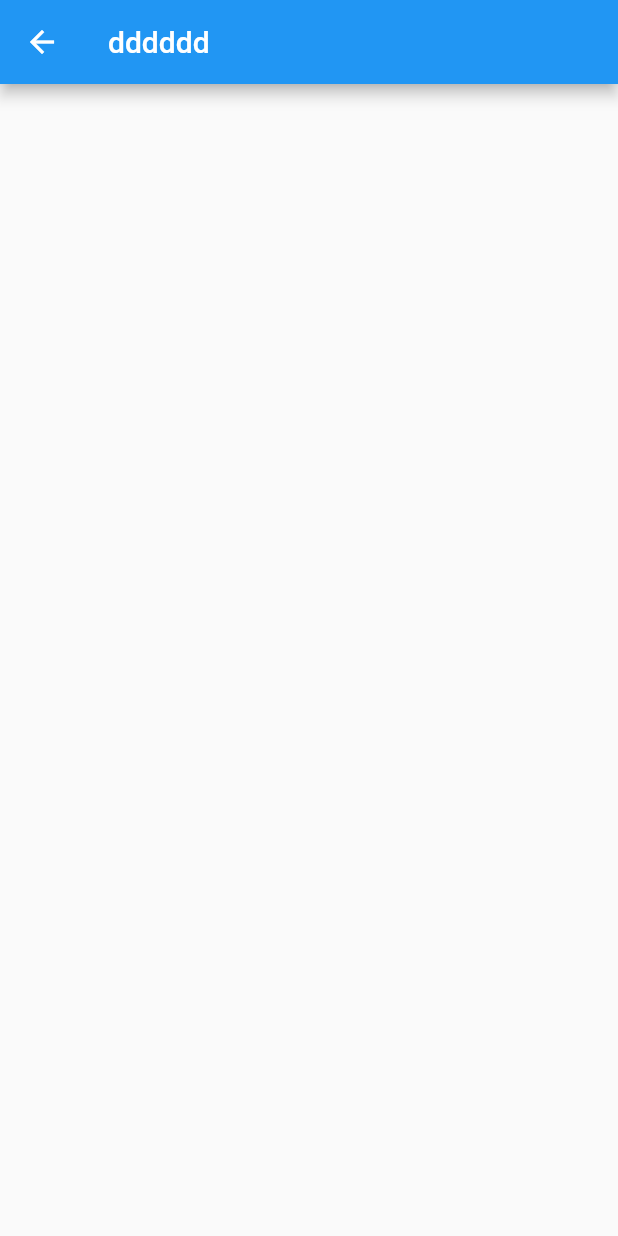
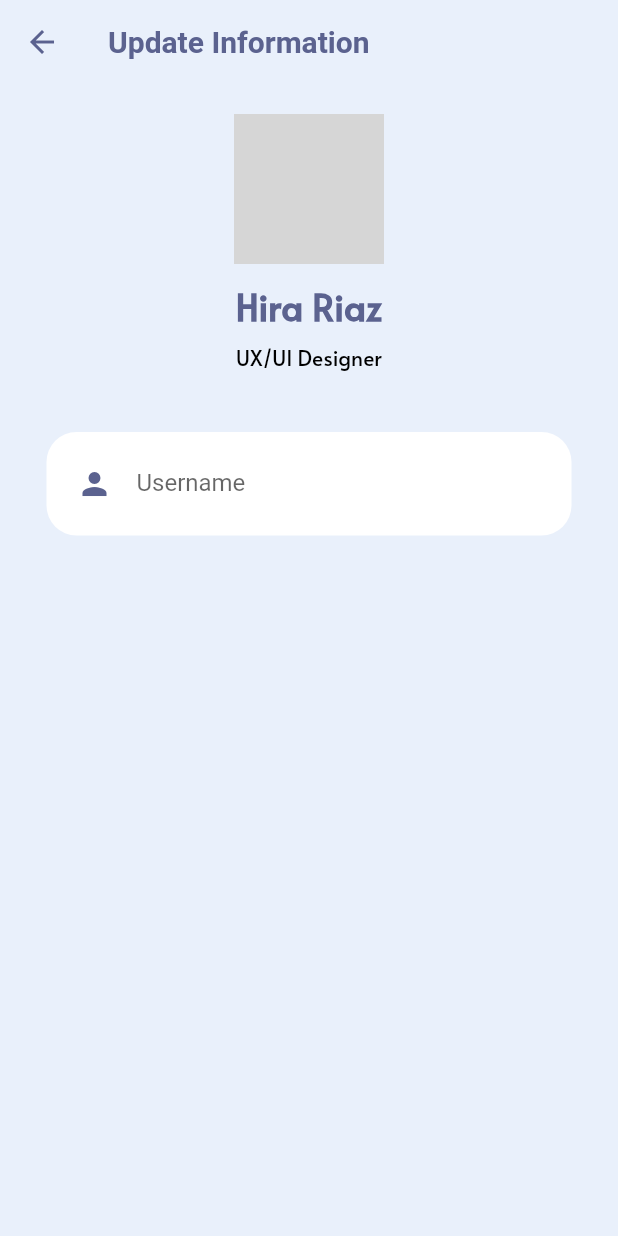
Before and after one commit to emdiya/Finance_Mobile_Application_UI, a Flutter app: the EditScreen screen opened by its route, on a phone screen of 412 x 824 dp. Run offline on Flutter 3.47's test engine with Material 2 defaults, Android fonts, the phone set to English and light mode, and no system bars; our stand-ins replace animated_splash_screen, flutter_svg, loading_animation_widget, lottie, page_transition; missing offline and left inert: animated_snack_bar; network calls fail; grey boxes are pictures that could not be loaded.

Commit message:
Update Edit Screen

```diff
--- a/lib/screens/edit_screen.dart
+++ b/lib/screens/edit_screen.dart
@@ -1,4 +1,6 @@
 import 'package:flutter/material.dart';
+
+import '../data/profile_info.dart';
 
 class EditScreen extends StatelessWidget {
   const EditScreen({super.key});
@@ -6,8 +8,95 @@ class EditScreen extends StatelessWidget {
   @override
   Widget build(BuildContext context) {
     return Scaffold(
+      backgroundColor: const Color(0xffe9f0fb),
       appBar: AppBar(
-        title: const Text('dddddd'),
+        iconTheme: const IconThemeData(
+          color: Color(0xff5B628F),
+        ),
+        elevation: 0,
+        backgroundColor: Colors.transparent,
+        title: const Text(
+          'Update Information',
+          style: TextStyle(
+            color: Color(0xff5B628F),
+            fontSize: 20,
+            fontWeight: FontWeight.bold,
+          ),
+        ),
+      ),
+      body: SafeArea(
+        child: Center(
+          child: Column(
+            children: [
+              const SizedBox(
+                height: 20,
+              ),
+              Padding(
+                padding: const EdgeInsets.only(
+                  bottom: 30,
+                ),
+                child: Column(
+                  children: [
+                    ClipOval(
+                      child: Image.network(
+                        'https://img.seadn.io/files/bbefba536cb4156606a4e01953bfecab.png?fit=max&w=1000',
+                        width: 100,
+                        height: 100,
+                        fit: BoxFit.cover,
+                      ),
+                    ),
+                    const SizedBox(
+                      height: 12,
+                    ),
+                    Text(
+                      persondata.name ?? '',
+                      style: const TextStyle(
+                        color: Color(0xff5B628F),
+                        fontSize: 24,
+                        fontWeight: FontWeight.bold,
+                        fontFamily: 'Alata',
+                      ),
+                    ),
+                    const SizedBox(
+                      height: 8,
+                    ),
+                    Text(
+                      persondata.position ?? '',
+                      style: const TextStyle(
+                        color: Colors.black,
+                        fontSize: 14,
+                        fontWeight: FontWeight.w500,
+                        fontFamily: 'Alata',
+                      ),
+                    ),
+                  ],
+                ),
+              ),
+              Container(
+                margin: const EdgeInsets.symmetric(vertical: 10),
+                padding:
+                    const EdgeInsets.symmetric(horizontal: 20, vertical: 5),
+                width: 350,
+                decoration: BoxDecoration(
+                  color: Colors.white,
+                  borderRadius: BorderRadius.circular(20),
+                ),
+                child: TextFormField(
+                  decoration: const InputDecoration(
+                      border: InputBorder.none,
+                      icon: Icon(
+                        Icons.person,
+                        color: Color(0xff5B628F),
+                      ),
+                      labelText: 'Username'),
+                  validator: (v) =>
+                      v == null || v.isEmpty ? 'Validated Description' : null,
+                  autovalidateMode: AutovalidateMode.onUserInteraction,
+                ),
+              ),
+            ],
+          ),
+        ),
       ),
     );
   }
```
Also changed, not shown: lib/screens/home_screen.dart (+72 -16 lines).
